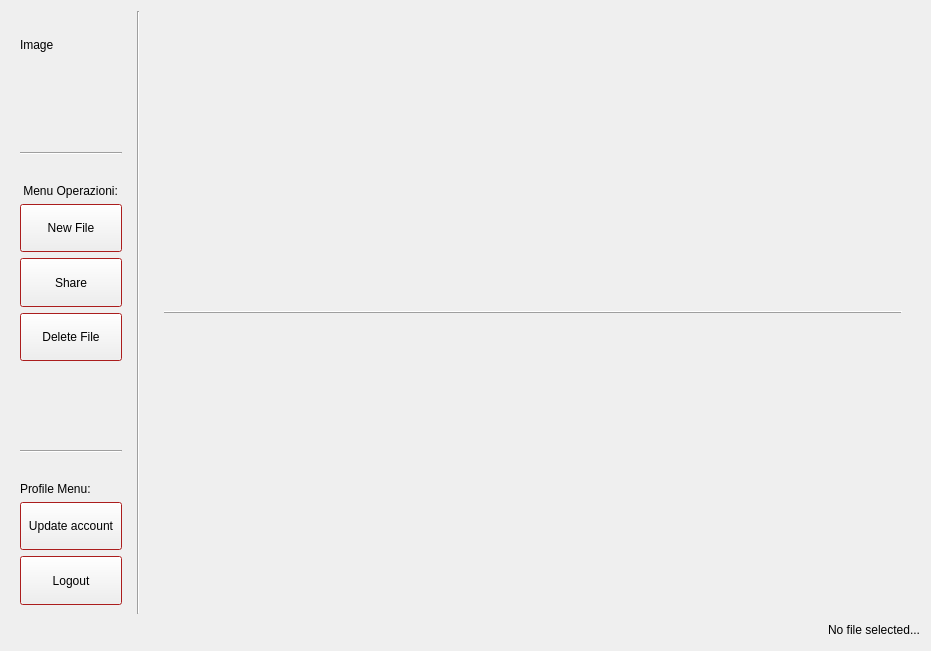
First picture: the form in Login/homepage.ui, repository cosimo265598/Edilive, before the edit.
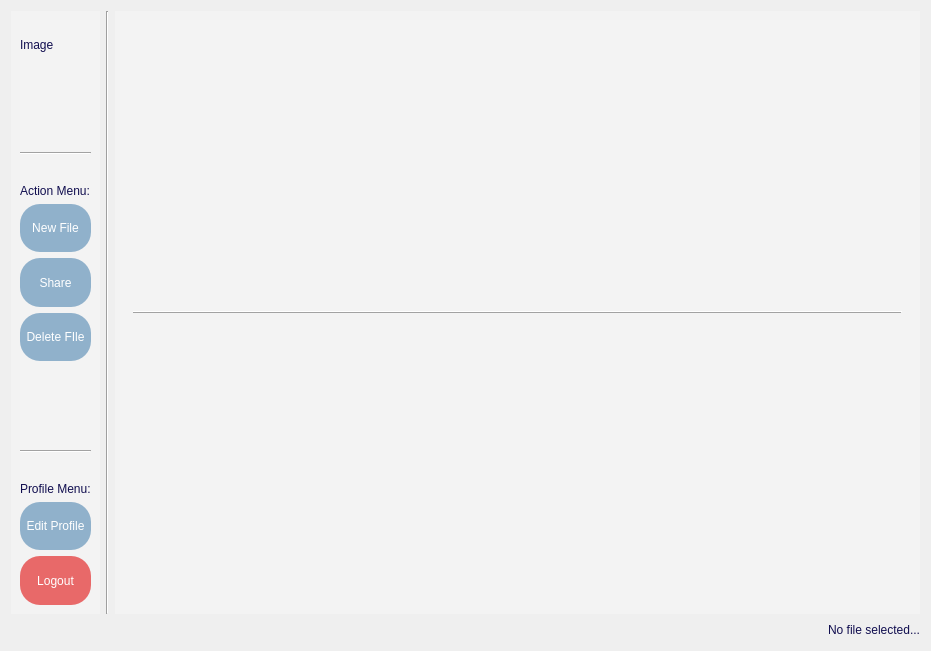
Second picture: the form after the edit.

What changed in the file:
```diff
--- a/Login/homepage.ui
+++ b/Login/homepage.ui
@@ -19,6 +19,9 @@
     <verstretch>0</verstretch>
    </sizepolicy>
   </property>
+  <property name="styleSheet">
+   <string notr="true"/>
+  </property>
   <layout class="QVBoxLayout" name="verticalLayout_3">
    <item>
     <layout class="QVBoxLayout" name="verticalLayout_2">
@@ -44,70 +47,104 @@
          <property name="palette">
           <palette>
            <active>
+            <colorrole role="Button">
+             <brush brushstyle="SolidPattern">
+              <color alpha="255">
+               <red>243</red>
+               <green>243</green>
+               <blue>243</blue>
+              </color>
+             </brush>
+            </colorrole>
             <colorrole role="Base">
              <brush brushstyle="SolidPattern">
               <color alpha="255">
-               <red>255</red>
-               <green>255</green>
-               <blue>255</blue>
+               <red>243</red>
+               <green>243</green>
+               <blue>243</blue>
               </color>
              </brush>
             </colorrole>
             <colorrole role="Window">
              <brush brushstyle="SolidPattern">
               <color alpha="255">
-               <red>239</red>
-               <green>41</green>
-               <blue>41</blue>
+               <red>243</red>
+               <green>243</green>
+               <blue>243</blue>
               </color>
              </brush>
             </colorrole>
            </active>
            <inactive>
+            <colorrole role="Button">
+             <brush brushstyle="SolidPattern">
+              <color alpha="255">
+               <red>243</red>
+               <green>243</green>
+               <blue>243</blue>
+              </color>
+             </brush>
+            </colorrole>
             <colorrole role="Base">
              <brush brushstyle="SolidPattern">
               <color alpha="255">
-               <red>255</red>
-               <green>255</green>
-               <blue>255</blue>
+               <red>243</red>
+               <green>243</green>
+               <blue>243</blue>
               </color>
              </brush>
             </colorrole>
             <colorrole role="Window">
              <brush brushstyle="SolidPattern">
               <color alpha="255">
-               <red>239</red>
-               <green>41</green>
-               <blue>41</blue>
+               <red>243</red>
+               <green>243</green>
+               <blue>243</blue>
               </color>
              </brush>
             </colorrole>
            </inactive>
            <disabled>
+            <colorrole role="Button">
+             <brush brushstyle="SolidPattern">
+              <color alpha="255">
+               <red>243</red>
+               <green>243</green>
+               <blue>243</blue>
+              </color>
+             </brush>
+            </colorrole>
             <colorrole role="Base">
              <brush brushstyle="SolidPattern">
               <color alpha="255">
-               <red>239</red>
-               <green>41</green>
-               <blue>41</blue>
+               <red>243</red>
+               <green>243</green>
+               <blue>243</blue>
               </color>
              </brush>
             </colorrole>
             <colorrole role="Window">
              <brush brushstyle="SolidPattern">
               <color alpha="255">
-               <red>239</red>
-               <green>41</green>
-               <blue>41</blue>
+               <red>243</red>
+               <green>243</green>
+               <blue>243</blue>
               </color>
              </brush>
             </colorrole>
            </disabled>
           </palette>
          </property>
+         <property name="styleSheet">
+          <string notr="true">background-color: rgb(243, 243, 243);</string>
+         </property>
          <layout class="QVBoxLayout" name="verticalLayout">
           <item>
            <widget class="QLabel" name="accountImage">
+            <property name="styleSheet">
+             <string notr="true">color: rgb(17, 14, 79);
+</string>
+            </property>
             <property name="text">
              <string>Image</string>
             </property>
@@ -115,6 +152,10 @@
           </item>
           <item>
            <widget class="QLabel" name="username">
+            <property name="styleSheet">
+             <string notr="true">color: rgb(17, 14, 79);
+</string>
+            </property>
             <property name="text">
              <string/>
             </property>
@@ -144,8 +185,12 @@
               <verstretch>0</verstretch>
              </sizepolicy>
             </property>
+            <property name="styleSheet">
+             <string notr="true">color: rgb(17, 14, 79);
+</string>
+            </property>
             <property name="text">
-             <string> Menu Operazioni: </string>
+             <string>Action Menu:</string>
             </property>
            </widget>
           </item>
@@ -157,6 +202,12 @@
               <verstretch>0</verstretch>
              </sizepolicy>
             </property>
+            <property name="styleSheet">
+             <string notr="true">background-color: rgb(144, 177, 203);
+color: rgb(255, 255, 255);
+border-width: 5px;
+border-radius: 20px;</string>
+            </property>
             <property name="text">
              <string>New File</string>
             </property>
@@ -170,6 +221,12 @@
               <verstretch>0</verstretch>
              </sizepolicy>
             </property>
+            <property name="styleSheet">
+             <string notr="true">background-color: rgb(144, 177, 203);
+color: rgb(255, 255, 255);
+border-width: 5px;
+border-radius: 20px;</string>
+            </property>
             <property name="text">
              <string>Share</string>
             </property>
@@ -183,8 +240,14 @@
               <verstretch>0</verstretch>
              </sizepolicy>
             </property>
+            <property name="styleSheet">
+             <string notr="true">background-color: rgb(144, 177, 203);
+color: rgb(255, 255, 255);
+border-width: 5px;
+border-radius: 20px;</string>
+            </property>
             <property name="text">
-             <string>Delete File</string>
+             <string>Delete FIle</string>
             </property>
            </widget>
           </item>
@@ -225,6 +288,10 @@
               <verstretch>0</verstretch>
              </sizepolicy>
             </property>
+            <property name="styleSheet">
+             <string notr="true">color: rgb(17, 14, 79);
+</string>
+            </property>
             <property name="text">
              <string>Profile Menu:</string>
             </property>
@@ -238,8 +305,14 @@
               <verstretch>0</verstretch>
              </sizepolicy>
             </property>
+            <property name="styleSheet">
+             <string notr="true">background-color: rgb(144, 177, 203);
+color: rgb(255, 255, 255);
+border-width: 5px;
+border-radius: 20px;</string>
+            </property>
             <property name="text">
-             <string>Update account</string>
+             <string>Edit Profile</string>
             </property>
            </widget>
           </item>
@@ -251,6 +324,12 @@
               <verstretch>0</verstretch>
              </sizepolicy>
             </property>
+            <property name="styleSheet">
+             <string notr="true">color: rgb(255, 255, 255);
+border-width: 5px;
+border-radius: 20px;
+background-color: rgb(232, 105, 105);</string>
+            </property>
             <property name="text">
              <string>Logout</string>
             </property>
@@ -261,6 +340,9 @@
        </item>
        <item>
         <widget class="Line" name="line_4">
+         <property name="styleSheet">
+          <string notr="true">background-color: &quot;transparent&quot;;</string>
+         </property>
          <property name="orientation">
           <enum>Qt::Vertical</enum>
          </property>
@@ -274,6 +356,9 @@
            <verstretch>0</verstretch>
           </sizepolicy>
          </property>
+         <property name="styleSheet">
+          <string notr="true">background-color: rgb(243, 243, 243);</string>
+         </property>
          <property name="frameShape">
           <enum>QFrame::Panel</enum>
          </property>
@@ -291,16 +376,24 @@
            <rect>
             <x>0</x>
             <y>0</y>
-            <width>748</width>
+            <width>784</width>
             <height>603</height>
            </rect>
           </property>
+          <property name="styleSheet">
+           <string notr="true">background-color: &quot;transparent&quot;;</string>
+          </property>
           <layout class="QGridLayout" name="gridLayout_3">
            <property name="topMargin">
             <number>9</number>
            </property>
            <item row="0" column="2">
             <widget class="QWidget" name="fileExplorer" native="true">
+             <property name="styleSheet">
+              <string notr="true">background-color: &quot;transparent&quot;;
+color: rgb(17, 14, 79);
+</string>
+             </property>
              <layout class="QGridLayout" name="gridLayout_2">
               <property name="topMargin">
                <number>9</number>
@@ -336,6 +429,9 @@
                 <property name="autoFillBackground">
                  <bool>false</bool>
                 </property>
+                <property name="styleSheet">
+                 <string notr="true">background-color: &quot;transparent&quot;;</string>
+                </property>
                 <property name="frameShadow">
                  <enum>QFrame::Raised</enum>
                 </property>
@@ -361,6 +457,11 @@
          <height>20</height>
         </size>
        </property>
+       <property name="styleSheet">
+        <string notr="true">background-color: &quot;transparent&quot;;
+color: rgb(17, 14, 79);
+</string>
+       </property>
        <property name="text">
         <string>No file selected...</string>
        </property>
```
